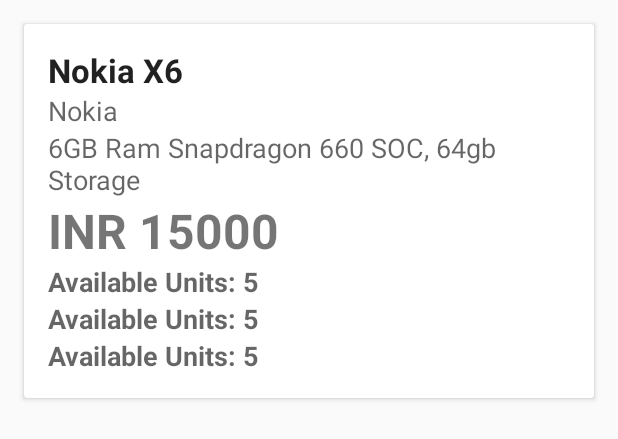
After one commit to KevinBornemeier/GiftingApp, an Android app: the layout list_profile.xml on its own in the app's theme, with its tools: preview values and no code run, on a phone screen of 412 x 824 dp. The commit adds this screen. Shown: the top 439 px of the screen. Run offline under Robolectric (Android 15) with nearby library versions, the phone set to English and light mode, and no system bars; Roboto replaces fonts that are not available here.

Commit message:
Recycler view works nicely.  It displays data from the database and automatically refreshes upon account creation. You may need to set up dependencies before running
* NOTES from 3/13 (KB)
*Tutorial to set up dependencies with Recycler View: https://www.youtube.com/watch?v=USbTcGx1mD0&list=PLk7v1Z2rk4hjHrGKo9GqOtLs1e2bglHHA&index=1
* ****Note: in the recycler view tutorial, he only shows how to display dummy data with it.  You have to do a bit more to set it up to dynamically work with the database.
* TODO:  *Polish UI, slightly Redesign the UI for creating new profiles, allow space for the 'add new profile' button so that it doesnt stack on top of the recycler view.
* TODO:  *Condense the data in the recycler view so that it only displays picture and name in the dashboard -- Additional details/wishlists should be available on-click.
* TODO:  *Modify the recycler view so that it displays the actual image, not the imageURL.

```diff
--- a/app/build.gradle
+++ b/app/build.gradle
@@ -20,7 +20,7 @@
 }
 
 dependencies {
-    implementation fileTree(dir: 'libs', include: ['*.jar'])
+    implementation fileTree(include: ['*.jar'], dir: 'libs')
     implementation 'com.android.support:appcompat-v7:28.0.0'
     implementation 'com.android.support:design:28.0.0'
     implementation 'com.google.firebase:firebase-storage:16.1.0'
@@ -35,7 +35,8 @@
     implementation 'com.google.firebase:firebase-auth:16.1.0'
     implementation 'com.github.bumptech.glide:glide:4.9.0'
     annotationProcessor 'com.github.bumptech.glide:compiler:4.9.0'
-
+    implementation 'com.android.support:recyclerview-v7:28.0.0'
+    implementation 'com.android.support:cardview-v7:28.0.0'
 }
 
 apply plugin: 'com.google.gms.google-services'
--- /dev/null
+++ b/app/src/main/res/layout/list_profile.xml
@@ -0,0 +1,79 @@
+<?xml version="1.0" encoding="utf-8"?>
+<LinearLayout
+    xmlns:android="http://schemas.android.com/apk/res/android"
+    android:layout_width="match_parent"
+    android:layout_height="wrap_content"
+    android:orientation="vertical">
+
+    <android.support.v7.widget.CardView
+        android:layout_margin="@dimen/fab_margin"
+        android:layout_width="match_parent"
+        android:layout_height="wrap_content">
+
+        <LinearLayout
+            android:layout_width="match_parent"
+            android:layout_height="wrap_content"
+            android:orientation="vertical"
+            android:padding="@dimen/fab_margin">
+
+
+            <TextView
+                android:id="@+id/textViewDisplayName"
+                android:layout_width="match_parent"
+                android:layout_height="wrap_content"
+                android:text="Nokia X6"
+                android:textAppearance="@style/Base.TextAppearance.AppCompat.Large"
+                android:textStyle="bold" />
+
+            <TextView
+                android:id="@+id/textViewDisplayUserID"
+                android:layout_width="match_parent"
+                android:layout_height="wrap_content"
+                android:text="Nokia"
+                android:textAppearance="@style/Base.TextAppearance.AppCompat.Medium" />
+
+            <TextView
+                android:id="@+id/textViewDisplayImageUrl"
+                android:layout_width="match_parent"
+                android:layout_height="wrap_content"
+                android:text="6GB Ram Snapdragon 660 SOC, 64gb Storage"
+                android:textAppearance="@style/Base.TextAppearance.AppCompat.Medium" />
+
+            <TextView
+                android:id="@+id/textViewDisplayShirtSize"
+                android:layout_width="match_parent"
+                android:layout_height="wrap_content"
+                android:text="INR 15000"
+                android:textSize="32sp"
+                android:textStyle="bold" />
+
+            <TextView
+                android:id="@+id/textViewDisplayPantsSize"
+                android:layout_width="match_parent"
+                android:layout_height="wrap_content"
+                android:text="Available Units: 5"
+                android:textAppearance="@style/Base.TextAppearance.AppCompat.Medium"
+                android:textStyle="bold" />
+
+            <TextView
+                android:id="@+id/textViewDisplayShoeSize"
+                android:layout_width="match_parent"
+                android:layout_height="wrap_content"
+                android:text="Available Units: 5"
+                android:textAppearance="@style/Base.TextAppearance.AppCompat.Medium"
+                android:textStyle="bold" />
+
+            <TextView
+                android:id="@+id/textViewDisplayFavoriteColor"
+                android:layout_width="match_parent"
+                android:layout_height="wrap_content"
+                android:text="Available Units: 5"
+                android:textAppearance="@style/Base.TextAppearance.AppCompat.Medium"
+                android:textStyle="bold" />
+
+
+        </LinearLayout>
+
+    </android.support.v7.widget.CardView>
+
+</LinearLayout>
```
Also changed, not shown: app/src/main/java/com/example/giftingapp/DashboardActivity.java (+70 -1 lines), app/src/main/java/com/example/giftingapp/ListItem.java (added, +28 -0 lines), app/src/main/java/com/example/giftingapp/MainActivity.java (+6 -3 lines), app/src/main/java/com/example/giftingapp/MyAdapter.java (added, +77 -0 lines), app/src/main/res/layout/activity_dashboard.xml (+36 -0 lines).
